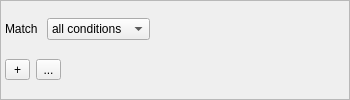
This is Form/WidgetMultiCriterion.ui in isuhao/TMediaPlayer as Qt 5 draws it before an edit. The edited form follows.
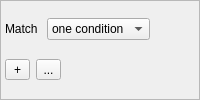
This is the edited form.

Patch:
```diff
--- a/Form/WidgetMultiCriterion.ui
+++ b/Form/WidgetMultiCriterion.ui
@@ -2,14 +2,6 @@
 <ui version="4.0">
  <class>WidgetMultiCriterion</class>
  <widget class="QWidget" name="WidgetMultiCriterion">
-  <property name="geometry">
-   <rect>
-    <x>0</x>
-    <y>0</y>
-    <width>350</width>
-    <height>100</height>
-   </rect>
-  </property>
   <property name="sizePolicy">
    <sizepolicy hsizetype="Expanding" vsizetype="Expanding">
     <horstretch>0</horstretch>
@@ -18,8 +10,14 @@
   </property>
   <property name="minimumSize">
    <size>
-    <width>350</width>
-    <height>100</height>
+    <width>400</width>
+    <height>150</height>
+   </size>
+  </property>
+  <property name="maximumSize">
+   <size>
+    <width>2000</width>
+    <height>600</height>
    </size>
   </property>
   <property name="windowTitle">
@@ -69,7 +67,7 @@
          <widget class="QComboBox" name="listUnion">
           <item>
            <property name="text">
-            <string>all conditions</string>
+            <string>one condition</string>
            </property>
           </item>
           <item>
```
Left out of the diff: 4 changed lines with no effect on the pictures.
